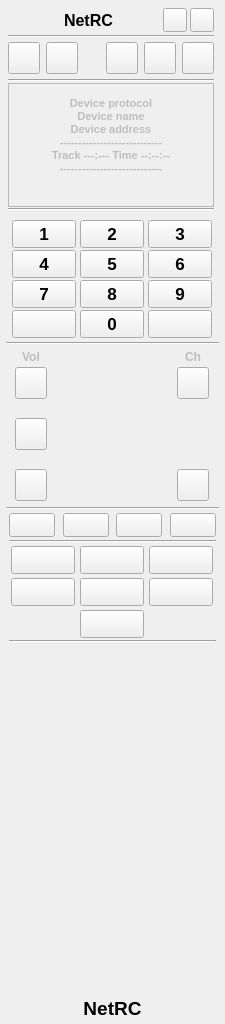
Old version of the form src/ui/remotecontrol.ui in the repository AceOfSnakes/NetRC.
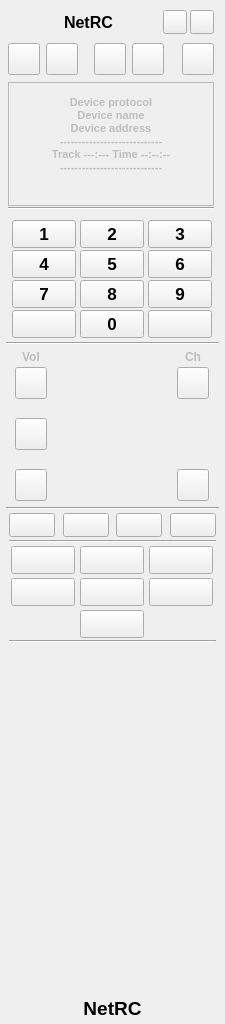
New version of the form. Icons and pictures are not drawn.

Commit message: add head widget

Diff of the .ui file:
```diff
--- a/src/ui/remotecontrol.ui
+++ b/src/ui/remotecontrol.ui
@@ -115,7 +115,7 @@
         <height>210</height>
        </size>
       </property>
-      <layout class="QVBoxLayout" name="verticalLayout" stretch="0,0,0,0">
+      <layout class="QVBoxLayout" name="verticalLayout" stretch="0,0,0">
        <property name="spacing">
         <number>0</number>
        </property>
@@ -135,6 +135,42 @@
         <number>0</number>
        </property>
        <item>
+        <widget class="QWidget" name="headWidget" native="true">
+         <property name="sizePolicy">
+          <sizepolicy hsizetype="Preferred" vsizetype="Fixed">
+           <horstretch>0</horstretch>
+           <verstretch>0</verstretch>
+          </sizepolicy>
+         </property>
+         <property name="minimumSize">
+          <size>
+           <width>0</width>
+           <height>76</height>
+          </size>
+         </property>
+         <property name="maximumSize">
+          <size>
+           <width>16777215</width>
+           <height>76</height>
+          </size>
+         </property>
+         <layout class="QVBoxLayout" name="verticalLayout_9">
+          <property name="spacing">
+           <number>0</number>
+          </property>
+          <property name="leftMargin">
+           <number>0</number>
+          </property>
+          <property name="topMargin">
+           <number>0</number>
+          </property>
+          <property name="rightMargin">
+           <number>0</number>
+          </property>
+          <property name="bottomMargin">
+           <number>0</number>
+          </property>
+          <item>
         <layout class="QVBoxLayout" name="verticalLayout_8">
          <property name="spacing">
           <number>0</number>
@@ -321,12 +357,7 @@
            </item>
           </layout>
          </item>
-         <item>
-          <widget class="Line" name="line_6">
-           <property name="orientation">
-            <enum>Qt::Orientation::Horizontal</enum>
-           </property>
-          </widget>
+           </layout>
          </item>
          <item>
           <layout class="QHBoxLayout" name="horizontalLayout">
@@ -519,6 +550,20 @@
              </property>
             </widget>
            </item>
+            <item>
+             <widget class="Line" name="line_6">
+              <property name="orientation">
+               <enum>Qt::Orientation::Horizontal</enum>
+              </property>
+             </widget>
+            </item>
+            <item>
+             <widget class="Line" name="line">
+              <property name="orientation">
+               <enum>Qt::Orientation::Horizontal</enum>
+              </property>
+             </widget>
+            </item>
            <item>
             <widget class="QPushButton" name="aboutButton">
              <property name="sizePolicy">
@@ -587,12 +632,6 @@
           </layout>
          </item>
         </layout>
-       </item>
-       <item>
-        <widget class="Line" name="line">
-         <property name="orientation">
-          <enum>Qt::Orientation::Horizontal</enum>
-         </property>
         </widget>
        </item>
        <item>
```
Left out of the diff: 358 changed lines with no effect on the pictures. Lines whose indentation alone changed are shown as unchanged. The commit also changes 2 other files.
